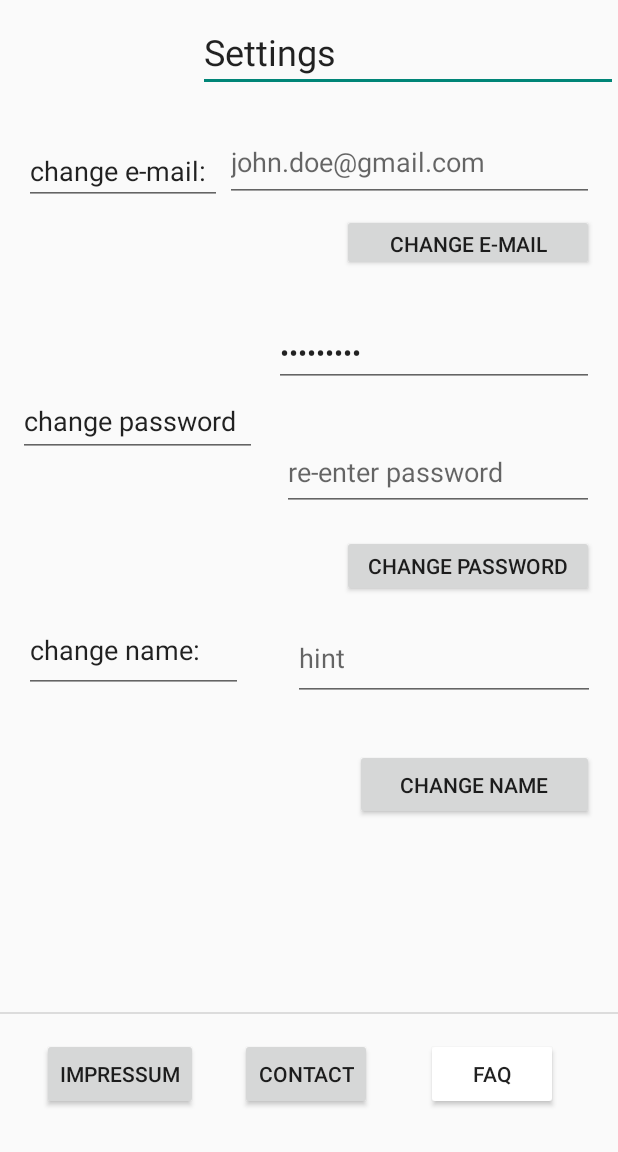
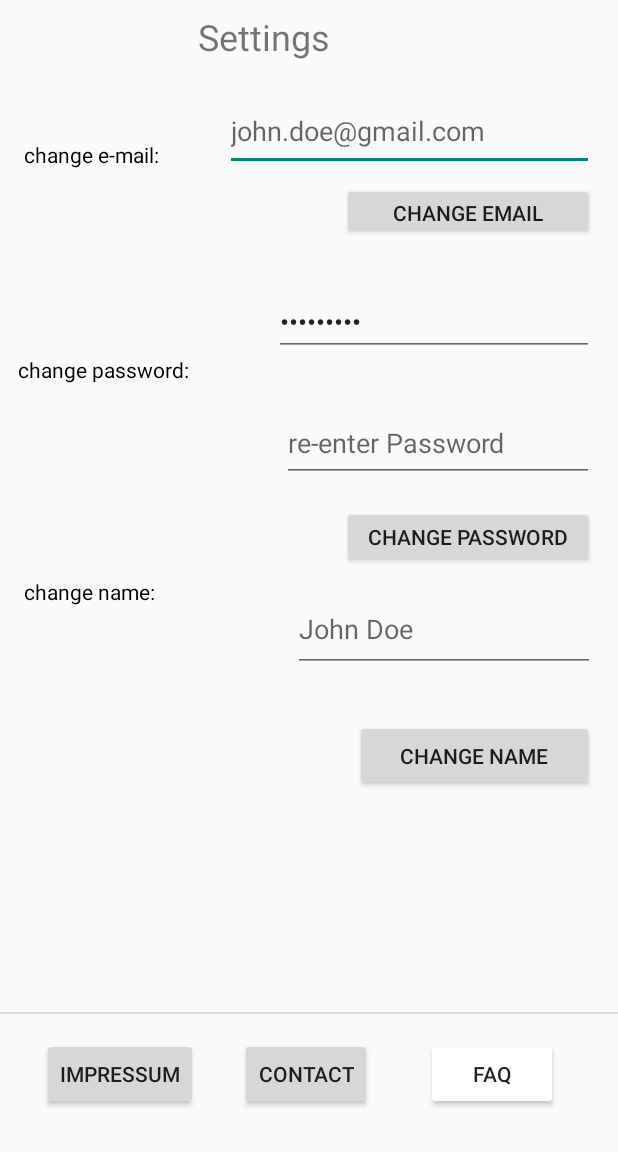
Before and after one commit to raphaelkerschbaumer/FarmStoreLocator, an Android app: the layout menu_buyer.xml on its own in the app's theme, with its tools: preview values and no code run, on a phone screen of 412 x 824 dp, the part 84-1236 px from its top. Run offline under Robolectric (Android 15) with nearby library versions, the phone set to English and light mode, and no system bars.

Commit message:
shoplist & buyer menu überarbeitet

```diff
--- a/app/src/main/res/layout/loginpage.xml
+++ b/app/src/main/res/layout/loginpage.xml
@@ -28,7 +28,7 @@
         android:layout_marginTop="140dp"
         android:ems="10"
         android:inputType="textEmailAddress"
-        android:text="john.doen@gmail.com"
+        android:text="@string/email_hint"
         app:layout_constraintEnd_toEndOf="parent"
         app:layout_constraintHorizontal_bias="0.496"
         app:layout_constraintLeft_toLeftOf="parent"
@@ -57,7 +57,7 @@
         android:digits="ABCDEFGHIJKLMNOPQRSTUVWXYZabcdefghijklmnopqrstuvwxyz0123456789!?äöüÄÖÜ"
         android:ems="10"
         android:inputType="textPassword"
-        android:text="********"
+        android:text="@string/pw"
         android:visibility="visible"
         app:layout_constraintEnd_toEndOf="parent"
         app:layout_constraintHorizontal_bias="0.497"
--- a/app/src/main/res/layout/menu_buyer.xml
+++ b/app/src/main/res/layout/menu_buyer.xml
@@ -21,7 +21,7 @@
         app:titleTextColor="@color/white" />
 
 
-    <EditText
+    <TextView
         android:id="@+id/editTextTextPersonName2"
         android:layout_width="wrap_content"
         android:layout_height="wrap_content"
@@ -35,7 +35,7 @@
         app:layout_constraintStart_toStartOf="parent"
         app:layout_constraintTop_toBottomOf="@+id/toolbar" />
 
-    <EditText
+    <TextView
         android:id="@+id/editTextTextPersonName3"
         android:layout_width="132dp"
         android:layout_height="43dp"
@@ -44,6 +44,7 @@
         android:ems="10"
         android:inputType="textPersonName"
         android:text="change e-mail:"
+        android:textColor="@color/black"
         app:layout_constraintStart_toStartOf="parent"
         app:layout_constraintTop_toBottomOf="@+id/toolbar" />
 
@@ -53,7 +54,7 @@
         android:layout_height="53dp"
         android:layout_marginTop="20dp"
         android:ems="10"
-        android:hint="john.doe@gmail.com"
+        android:hint="@string/email_hint"
         android:inputType="textEmailAddress"
         app:layout_constraintEnd_toEndOf="parent"
         app:layout_constraintHorizontal_bias="0.117"
@@ -61,28 +62,30 @@
         app:layout_constraintTop_toBottomOf="@+id/editTextTextPersonName2" />
 
     <Button
-        android:id="@+id/button4"
+        android:id="@+id/buttonChangeEmail"
         android:layout_width="168dp"
         android:layout_height="38dp"
         android:layout_marginTop="8dp"
-        android:text="change e-mail"
+        android:text="@string/email_change"
         app:layout_constraintEnd_toEndOf="parent"
         app:layout_constraintHorizontal_bias="0.934"
         app:layout_constraintStart_toStartOf="parent"
         app:layout_constraintTop_toBottomOf="@+id/editTextTextEmailAddress" />
 
-    <EditText
+    <TextView
         android:id="@+id/editTextTextPersonName4"
         android:layout_width="159dp"
         android:layout_height="48dp"
-        android:layout_marginTop="120dp"
+        android:layout_marginTop="100dp"
         android:ems="10"
         android:inputType="textPersonName"
-        android:text="change password"
+        android:text="change password:"
+        android:textColor="@color/black"
         app:layout_constraintEnd_toStartOf="@+id/editTextTextPassword"
         app:layout_constraintHorizontal_bias="0.521"
         app:layout_constraintStart_toStartOf="parent"
         app:layout_constraintTop_toBottomOf="@+id/editTextTextPersonName3" />
+
 
     <EditText
         android:id="@+id/editTextTextPassword"
@@ -95,26 +98,17 @@
         app:layout_constraintEnd_toEndOf="parent"
         app:layout_constraintHorizontal_bias="0.92"
         app:layout_constraintStart_toStartOf="parent"
-        app:layout_constraintTop_toBottomOf="@+id/button4" />
+        app:layout_constraintTop_toBottomOf="@+id/buttonChangeEmail" />
 
-    <Button
-        android:id="@+id/button5"
-        android:layout_width="168dp"
-        android:layout_height="41dp"
-        android:layout_marginTop="16dp"
-        android:text="change password"
-        app:layout_constraintEnd_toEndOf="parent"
-        app:layout_constraintHorizontal_bias="0.934"
-        app:layout_constraintStart_toStartOf="parent"
-        app:layout_constraintTop_toBottomOf="@+id/editTextTextPassword2" />
 
-    <EditText
+    <TextView
         android:id="@+id/editTextTextPersonName5"
         android:layout_width="146dp"
         android:layout_height="57dp"
         android:layout_marginStart="16dp"
         android:layout_marginTop="100dp"
         android:ems="10"
+        android:textColor="@color/black"
         android:inputType="textPersonName"
         android:text="change name:"
         app:layout_constraintStart_toStartOf="parent"
@@ -126,7 +120,7 @@
         android:layout_height="51dp"
         android:layout_marginEnd="16dp"
         android:ems="10"
-        android:hint="re-enter password"
+        android:hint="@string/pw_reenter_hint"
         android:inputType="textPassword"
         app:layout_constraintBottom_toBottomOf="parent"
         app:layout_constraintEnd_toEndOf="parent"
@@ -134,49 +128,59 @@
         app:layout_constraintVertical_bias="0.068" />
 
     <Button
-        android:id="@+id/button6"
+        android:id="@+id/buttonChangePassword"
+        android:layout_width="168dp"
+        android:layout_height="41dp"
+        android:layout_marginTop="16dp"
+        android:text="@string/pw_change"
+        app:layout_constraintEnd_toEndOf="parent"
+        app:layout_constraintHorizontal_bias="0.934"
+        app:layout_constraintStart_toStartOf="parent"
+        app:layout_constraintTop_toBottomOf="@+id/editTextTextPassword2" />
+
+    <Button
+        android:id="@+id/buttonChangeName"
+        android:layout_width="159dp"
+        android:layout_height="47dp"
+        android:layout_marginTop="32dp"
+        android:text="@string/name_change"
+        app:layout_constraintEnd_toEndOf="parent"
+        app:layout_constraintHorizontal_bias="0.936"
+        app:layout_constraintStart_toStartOf="parent"
+        app:layout_constraintTop_toBottomOf="@+id/inputTextNameChange" />
+    <Button
+        android:id="@+id/buttonContact"
         android:layout_width="wrap_content"
         android:layout_height="wrap_content"
         android:layout_marginStart="28dp"
         android:layout_marginBottom="28dp"
-        android:text="Contact"
+        android:text="@string/contact"
         app:layout_constraintBottom_toBottomOf="parent"
-        app:layout_constraintStart_toEndOf="@+id/button7" />
+        app:layout_constraintStart_toEndOf="@+id/buttonImpressum" />
 
     <Button
-        android:id="@+id/button7"
+        android:id="@+id/buttonImpressum"
         android:layout_width="wrap_content"
         android:layout_height="wrap_content"
         android:layout_marginStart="28dp"
         android:layout_marginBottom="28dp"
-        android:text="Impressum"
+        android:text="@string/impressum"
         app:layout_constraintBottom_toBottomOf="parent"
         app:layout_constraintStart_toStartOf="parent" />
 
-    <com.google.android.material.textfield.TextInputEditText
-        android:id="@+id/textInputEditText"
-        android:layout_width="201dp"
-        android:layout_height="57dp"
-        android:layout_marginTop="12dp"
-        android:layout_marginEnd="4dp"
-        android:hint="hint"
-        app:layout_constraintEnd_toEndOf="parent"
-        app:layout_constraintHorizontal_bias="0.75"
-        app:layout_constraintStart_toEndOf="@+id/editTextTextPersonName5"
-        app:layout_constraintTop_toBottomOf="@+id/button5" />
 
     <Button
-        android:id="@+id/button8"
+        android:id="@+id/buttonFAQ"
         android:layout_width="wrap_content"
         android:layout_height="wrap_content"
         android:layout_marginEnd="40dp"
         android:layout_marginBottom="28dp"
         android:backgroundTint="@color/white"
-        android:text="FAQ"
+        android:text="@string/faq"
         app:layout_constraintBottom_toBottomOf="parent"
         app:layout_constraintEnd_toEndOf="parent"
         app:layout_constraintHorizontal_bias="1.0"
-        app:layout_constraintStart_toEndOf="@+id/button6" />
+        app:layout_constraintStart_toEndOf="@+id/buttonContact" />
 
     <View
         android:id="@+id/divider4"
@@ -189,14 +193,20 @@
         app:layout_constraintHorizontal_bias="0.0"
         app:layout_constraintStart_toStartOf="parent" />
 
-    <Button
-        android:id="@+id/button9"
-        android:layout_width="159dp"
-        android:layout_height="47dp"
-        android:layout_marginTop="32dp"
-        android:text="change name"
+    <com.google.android.material.textfield.TextInputEditText
+        android:id="@+id/inputTextNameChange"
+        android:layout_width="201dp"
+        android:layout_height="57dp"
+        android:layout_marginTop="12dp"
+        android:layout_marginEnd="4dp"
+        android:hint="@string/name_hint"
         app:layout_constraintEnd_toEndOf="parent"
-        app:layout_constraintHorizontal_bias="0.936"
-        app:layout_constraintStart_toStartOf="parent"
-        app:layout_constraintTop_toBottomOf="@+id/textInputEditText" />
+        app:layout_constraintHorizontal_bias="0.75"
+        app:layout_constraintStart_toEndOf="@+id/editTextTextPersonName5"
+        app:layout_constraintTop_toBottomOf="@+id/buttonChangePassword" />
+
+
+
+
+
 </androidx.constraintlayout.widget.ConstraintLayout>
--- a/app/src/main/res/values/strings.xml
+++ b/app/src/main/res/values/strings.xml
@@ -4,4 +4,14 @@
     <string name="settings_page">Settings Page</string>
     <string name="tb_menu">Toolbar Menu</string>
     <string name="title_activity_maps">Map</string>
+    <string name="pw_change">Change Password</string>
+    <string name="email_change">Change eMail</string>
+    <string name="name_change">Change Name</string>
+    <string name="impressum">Impressum</string>
+    <string name="contact">Contact</string>
+    <string name="faq">FAQ</string>
+    <string name="name_hint">John Doe</string>
+    <string name="email_hint">john.doe@gmail.com</string>
+    <string name="pw_reenter_hint">re-enter Password</string>
+    <string name="pw">********</string>
 </resources>
```
Also changed, not shown: app/src/main/java/com/example/farmstorelocator/MainActivity.java (+64 -5 lines), app/src/main/res/layout/shoplist.xml (+15 -6 lines), app/src/main/res/menu/toolbar_menu.xml (+6 -2 lines).
